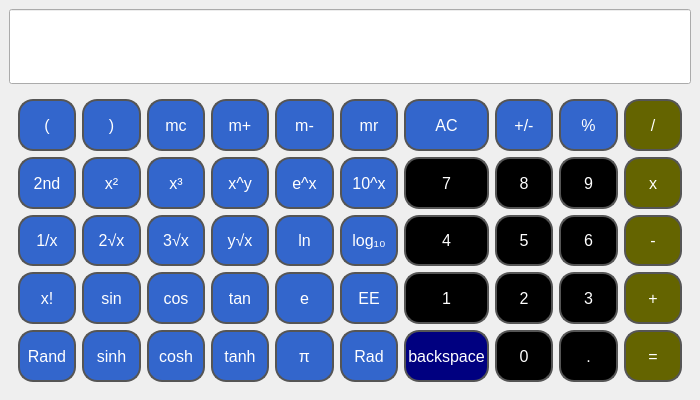
First picture: the form in proj1/p5s2/engineering.ui, repository nttkor/codyssey, before the edit.
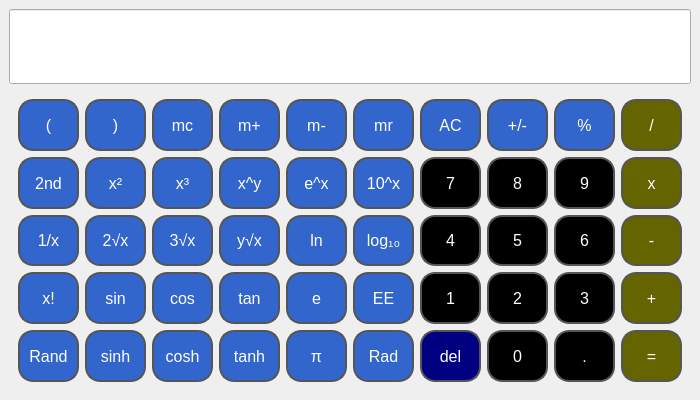
Second picture: the form after the edit.

Commit message: change mod to delete

Diff of the .ui file:
```diff
--- a/proj1/p5s2/engineering.ui
+++ b/proj1/p5s2/engineering.ui
@@ -95,7 +95,7 @@
           <string notr="backspace">background-color: rgb(0, 0, 128);</string>
          </property>
          <property name="text">
-          <string>backspace</string>
+          <string>del</string>
          </property>
         </widget>
        </item>
```
Left out of the diff: 4 changed lines with no effect on the pictures.
